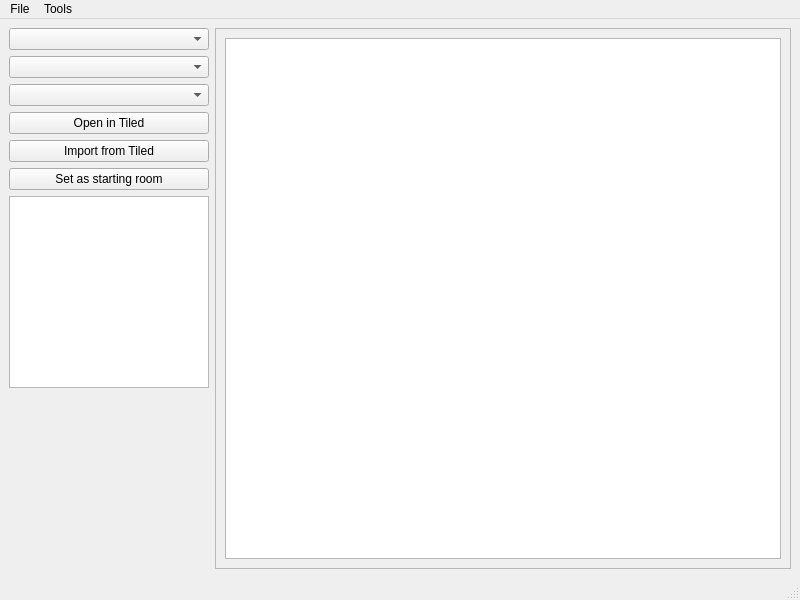
This is main.ui in LagoLunatic/DSVEdit as Qt 5 draws it before an edit. The edited form follows.
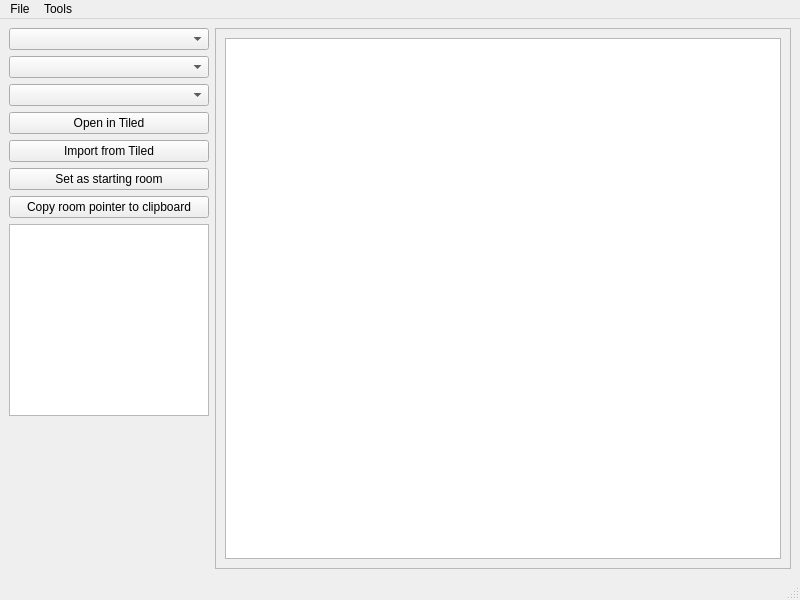
This is the edited form. Icons and pictures are not drawn.

Commit message: Add button to copy room pointer to clipboard

```diff
--- a/main.ui
+++ b/main.ui
@@ -72,6 +72,13 @@
         </property>
        </widget>
       </item>
+      <item>
+       <widget class="QPushButton" name="copy_room_pointer">
+        <property name="text">
+         <string>Copy room pointer to clipboard</string>
+        </property>
+       </widget>
+      </item>
       <item>
        <widget class="QGraphicsView" name="map_graphics_view"/>
       </item>
```
The commit also changes 1 other file.
